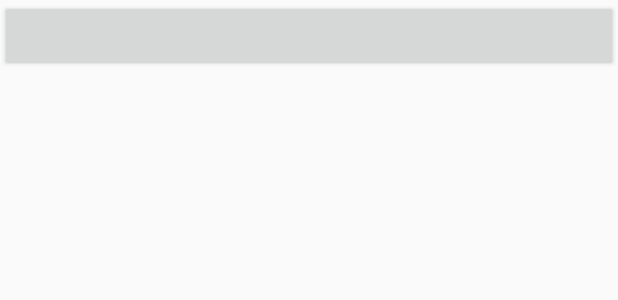
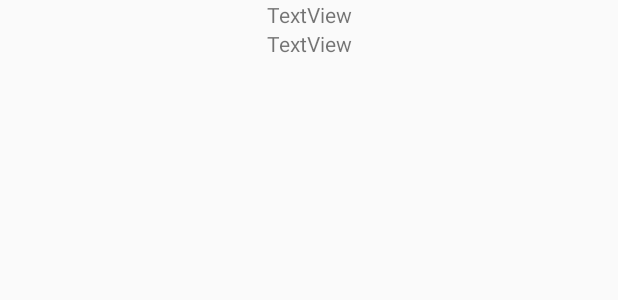
Before and after one commit to NozhkinNikita/hackathon2019, an Android app: the layout scan_item.xml on its own in the app's theme, with its tools: preview values and no code run, on a phone screen of 412 x 824 dp. Shown: the top 300 px of the screen. Run offline under Robolectric (Android 15) with nearby library versions, the phone set to English and light mode, and no system bars.

Commit message:
Scan list

```diff
--- a/android/app/src/main/res/layout/scan_item.xml
+++ b/android/app/src/main/res/layout/scan_item.xml
@@ -10,13 +10,20 @@
         android:layout_height="match_parent"
         android:orientation="vertical">
 
-        <Button
-            android:id="@+id/asd"
+        <TextView
+            android:id="@+id/scanDateRange"
             android:layout_width="match_parent"
             android:layout_height="wrap_content"
-            android:gravity="center_vertical"
-            android:textSize="16sp"
-            android:textStyle="bold"></Button>
+            android:gravity="center|center_horizontal"
+            android:text="TextView" />
+
+        <TextView
+            android:id="@+id/scanStatus"
+            android:layout_width="match_parent"
+            android:layout_height="wrap_content"
+            android:gravity="center"
+            android:text="TextView" />
+
     </LinearLayout>
 
     <androidx.recyclerview.widget.RecyclerView
```
Also changed, not shown: android/app/src/main/java/com/sb/wifistart/adapters/ScanAdapter.java (+17 -13 lines).
